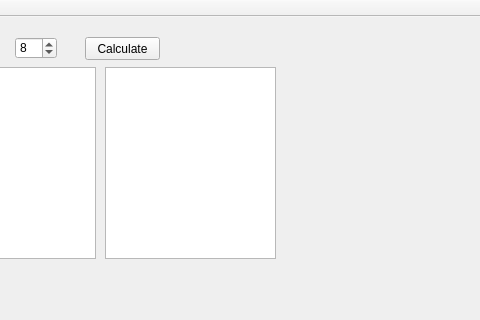
gaboe/erewPram, file mainwindow.ui: the form before one commit; both pictures show x 105 to 585 and y 0 to 320 of the 986 by 430 pixel window.
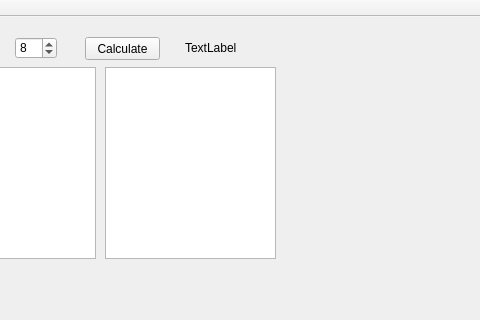
The form after the commit.

Commit message: add result label

What changed in the file:
```diff
--- a/mainwindow.ui
+++ b/mainwindow.ui
@@ -79,6 +79,19 @@
      </rect>
     </property>
    </widget>
+   <widget class="QLabel" name="nonScalableResult">
+    <property name="geometry">
+     <rect>
+      <x>290</x>
+      <y>20</y>
+      <width>111</width>
+      <height>21</height>
+     </rect>
+    </property>
+    <property name="text">
+     <string>TextLabel</string>
+    </property>
+   </widget>
   </widget>
   <widget class="QMenuBar" name="menuBar">
    <property name="geometry">
```
Left out of the diff: 2 changed lines with no effect on the pictures. The commit also changes 1 other file.
